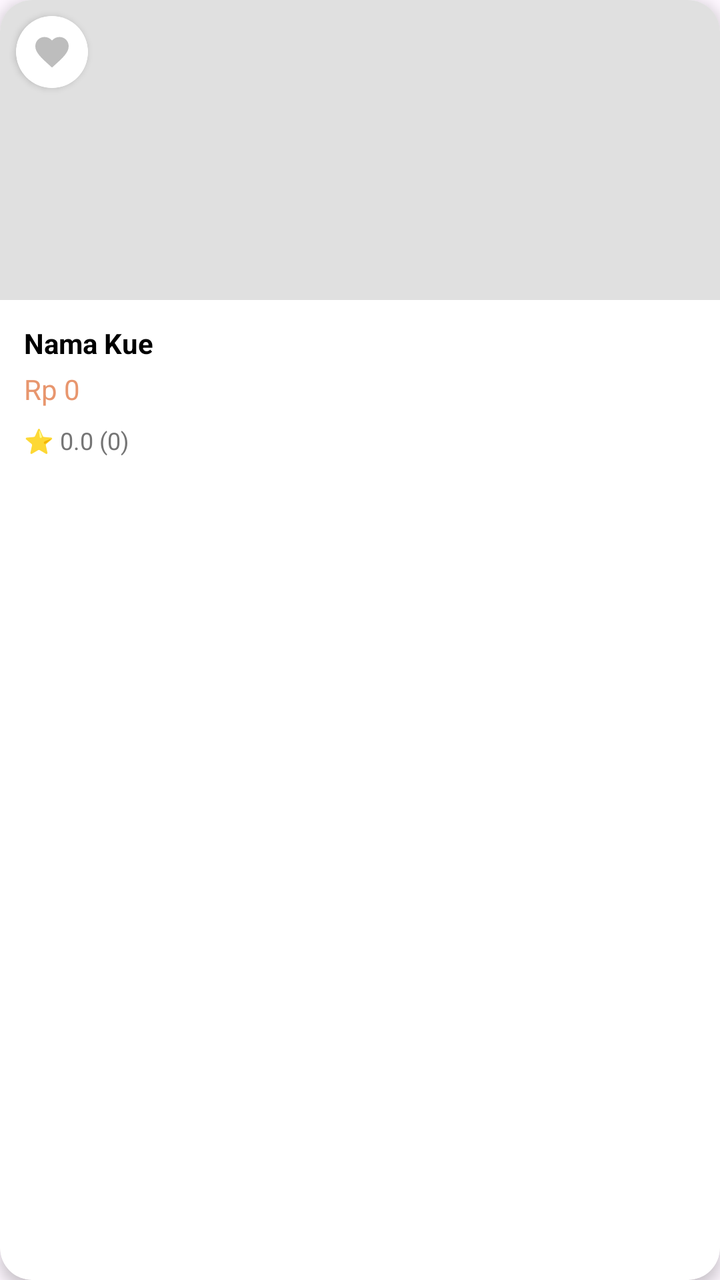
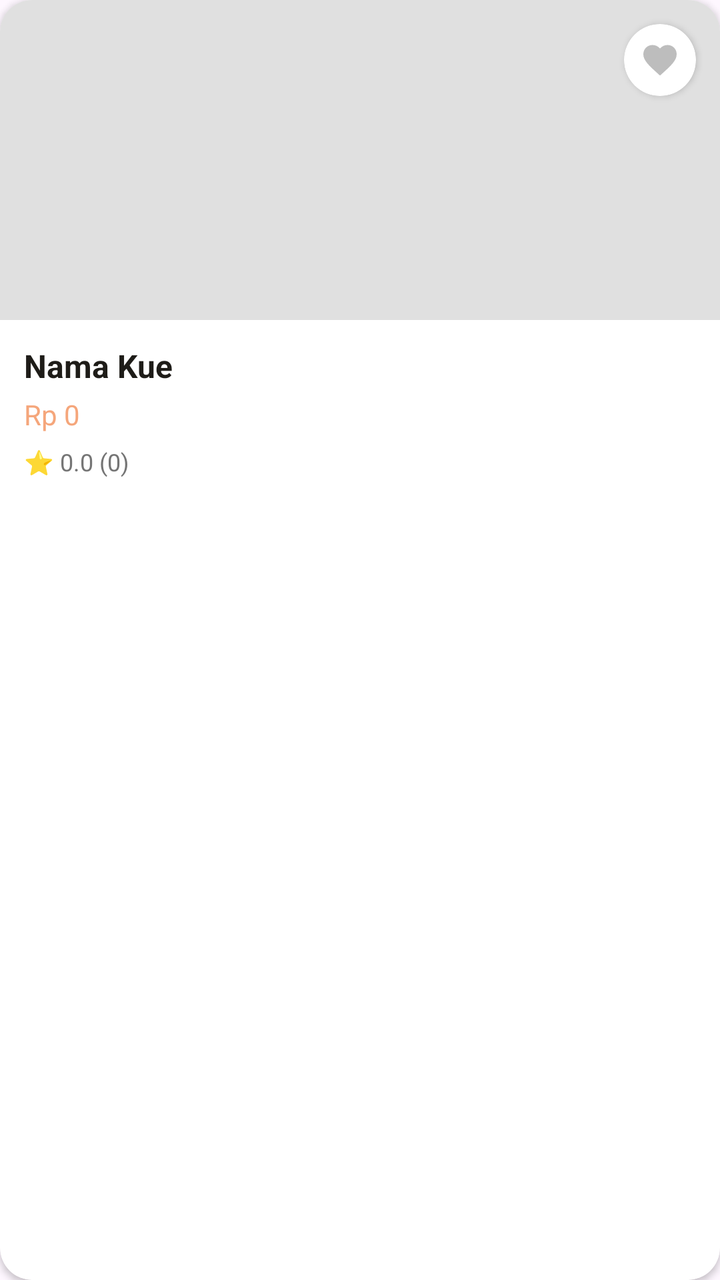

An Android layout rendered at two revisions. The XML below is the earlier revision; the diff shows what the commit changed to produce the second picture.
<!-- AndroidManifest.xml: application theme Theme.KueWeh -->
<!-- res/layout/item_kue.xml -->
<?xml version="1.0" encoding="utf-8"?>
<androidx.cardview.widget.CardView
    xmlns:android="http://schemas.android.com/apk/res/android"
    xmlns:app="http://schemas.android.com/apk/res-auto"
    android:layout_width="match_parent"
    android:layout_height="wrap_content"
    android:layout_margin="8dp"
    app:cardCornerRadius="16dp"
    app:cardElevation="4dp">

    <LinearLayout
        android:layout_width="match_parent"
        android:layout_height="wrap_content"
        android:orientation="vertical">

        <FrameLayout
            android:layout_width="match_parent"
            android:layout_height="150dp">

            <ImageView
                android:id="@+id/imgKue"
                android:layout_width="match_parent"
                android:layout_height="match_parent"
                android:scaleType="centerCrop"
                android:background="#E0E0E0" />

            <androidx.cardview.widget.CardView
                android:id="@+id/btnFavoriteLayout"
                android:layout_width="36dp"
                android:layout_height="36dp"
                android:layout_alignParentEnd="true"
                android:layout_margin="8dp"
                app:cardCornerRadius="18dp"
                app:cardElevation="2dp">

                <ImageView
                    android:id="@+id/imgFavoriteHeart"
                    android:layout_width="match_parent"
                    android:layout_height="match_parent"
                    android:padding="8dp"
                    android:background="@drawable/bg_search_rounded"
                    android:src="@drawable/ic_favorite"
                    app:tint="#BDBDBD" />
            </androidx.cardview.widget.CardView>
        </FrameLayout>

        <LinearLayout
            android:layout_width="match_parent"
            android:layout_height="wrap_content"
            android:orientation="vertical"
            android:padding="12dp">

            <TextView
                android:id="@+id/tvNamaKue"
                android:layout_width="match_parent"
                android:layout_height="wrap_content"
                android:text="Nama Kue"
                android:textColor="#000000"
                android:textSize="14sp"
                android:textStyle="bold" />

            <TextView
                android:id="@+id/tvHargaKue"
                android:layout_width="match_parent"
                android:layout_height="wrap_content"
                android:layout_marginTop="4dp"
                android:text="Rp 0"
                android:textColor="#E8966E"
                android:textSize="14sp" />

            <TextView
                android:id="@+id/tvRating"
                android:layout_width="match_parent"
                android:layout_height="wrap_content"
                android:layout_marginTop="8dp"
                android:text="⭐ 0.0 (0)"
                android:textSize="12sp"
                android:textColor="#757575"/>
        </LinearLayout>
    </LinearLayout>
</androidx.cardview.widget.CardView>
<!-- resources referenced by this layout -->
<resources>
  <!-- drawable bg_search_rounded (drawable) -->
  <?xml version="1.0" encoding="utf-8"?>
  <shape xmlns:android="http://schemas.android.com/apk/res/android">
      <solid android:color="#FFFFFF" />
      <corners android:radius="24dp" /> </shape>
  <!-- drawable ic_favorite (drawable) -->
  <vector xmlns:android="http://schemas.android.com/apk/res/android" android:height="24dp" android:tint="#000000" android:viewportHeight="24" android:viewportWidth="24" android:width="24dp">
        
      <path android:fillColor="@android:color/white" android:pathData="M12,21.35l-1.45,-1.32C5.4,15.36 2,12.28 2,8.5 2,5.42 4.42,3 7.5,3c1.74,0 3.41,0.81 4.5,2.09C13.09,3.81 14.76,3 16.5,3 19.58,3 22,5.42 22,8.5c0,3.78 -3.4,6.86 -8.55,11.54L12,21.35z"/>
      
  </vector>
  <style name="Theme.KueWeh" parent="Base.Theme.KueWeh" />
  <style name="Base.Theme.KueWeh" parent="Theme.Material3.DayNight.NoActionBar">
          
          
      </style>
</resources>

<!-- the commit's change to res/layout/item_kue.xml (unified diff, before → after) -->
@@ -6,7 +6,7 @@
     android:layout_height="wrap_content"
     android:layout_margin="8dp"
     app:cardCornerRadius="16dp"
-    app:cardElevation="4dp">
+    app:cardElevation="2dp">
 
     <LinearLayout
         android:layout_width="match_parent"
@@ -15,22 +15,19 @@
 
         <FrameLayout
             android:layout_width="match_parent"
-            android:layout_height="150dp">
-
-            <ImageView
-                android:id="@+id/imgKue"
-                android:layout_width="match_parent"
-                android:layout_height="match_parent"
-                android:scaleType="centerCrop"
-                android:background="#E0E0E0" />
+            android:layout_height="160dp"> <ImageView
+            android:id="@+id/imgKue"
+            android:layout_width="match_parent"
+            android:layout_height="match_parent"
+            android:scaleType="centerCrop"
+            android:background="#E0E0E0" />
 
             <androidx.cardview.widget.CardView
                 android:id="@+id/btnFavoriteLayout"
                 android:layout_width="36dp"
                 android:layout_height="36dp"
-                android:layout_alignParentEnd="true"
-                android:layout_margin="8dp"
-                app:cardCornerRadius="18dp"
+                android:layout_gravity="top|end"  android:layout_margin="12dp"
+                app:cardBackgroundColor="#FFFFFF" app:cardCornerRadius="18dp"
                 app:cardElevation="2dp">
 
                 <ImageView
@@ -38,10 +35,8 @@
                     android:layout_width="match_parent"
                     android:layout_height="match_parent"
                     android:padding="8dp"
-                    android:background="@drawable/bg_search_rounded"
                     android:src="@drawable/ic_favorite"
-                    app:tint="#BDBDBD" />
-            </androidx.cardview.widget.CardView>
+                    app:tint="#BDBDBD" /> </androidx.cardview.widget.CardView>
         </FrameLayout>
 
         <LinearLayout
@@ -55,8 +50,8 @@
                 android:layout_width="match_parent"
                 android:layout_height="wrap_content"
                 android:text="Nama Kue"
-                android:textColor="#000000"
-                android:textSize="14sp"
+                android:textColor="#1E1C18"
+                android:textSize="16sp"
                 android:textStyle="bold" />
 
             <TextView
@@ -65,14 +60,14 @@
                 android:layout_height="wrap_content"
                 android:layout_marginTop="4dp"
                 android:text="Rp 0"
-                android:textColor="#E8966E"
+                android:textColor="#F5A67B"
                 android:textSize="14sp" />
 
             <TextView
                 android:id="@+id/tvRating"
                 android:layout_width="match_parent"
                 android:layout_height="wrap_content"
-                android:layout_marginTop="8dp"
+                android:layout_marginTop="6dp"
                 android:text="⭐ 0.0 (0)"
                 android:textSize="12sp"
                 android:textColor="#757575"/>
<!-- resource entries referenced after the edit -->
@@ -1,10 +1,5 @@
 <!-- resources referenced by this layout -->
 <resources>
-  <!-- drawable bg_search_rounded (drawable) -->
-  <?xml version="1.0" encoding="utf-8"?>
-  <shape xmlns:android="http://schemas.android.com/apk/res/android">
-      <solid android:color="#FFFFFF" />
-      <corners android:radius="24dp" /> </shape>
   <!-- drawable ic_favorite (drawable) -->
   <vector xmlns:android="http://schemas.android.com/apk/res/android" android:height="24dp" android:tint="#000000" android:viewportHeight="24" android:viewportWidth="24" android:width="24dp">
         
